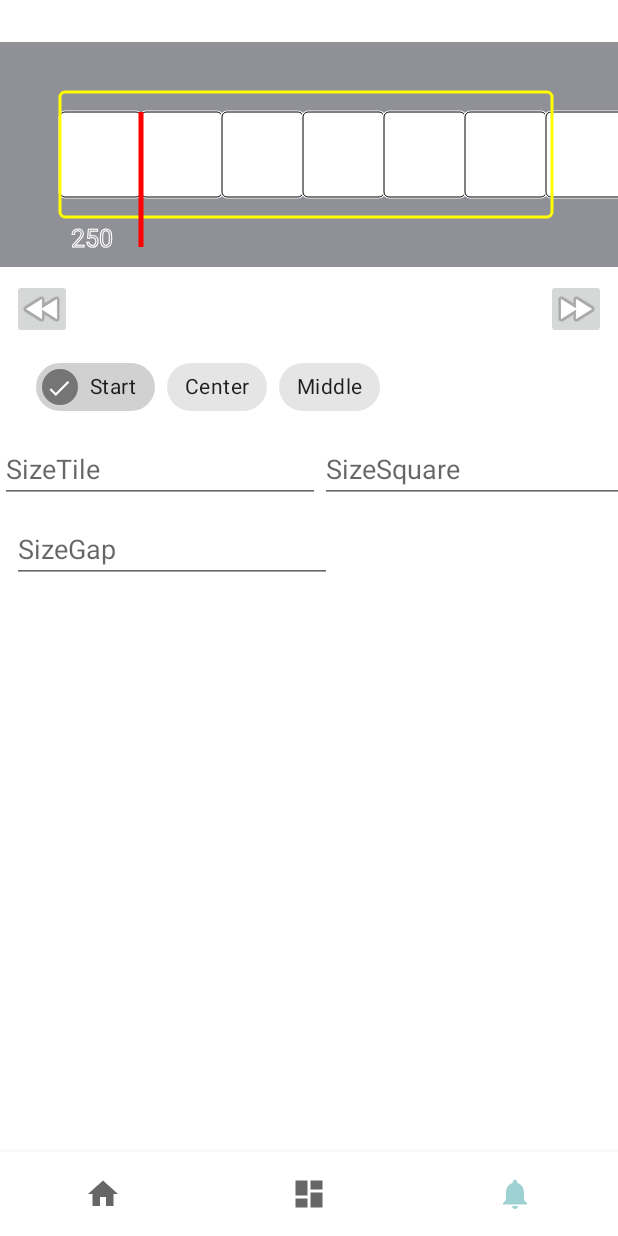
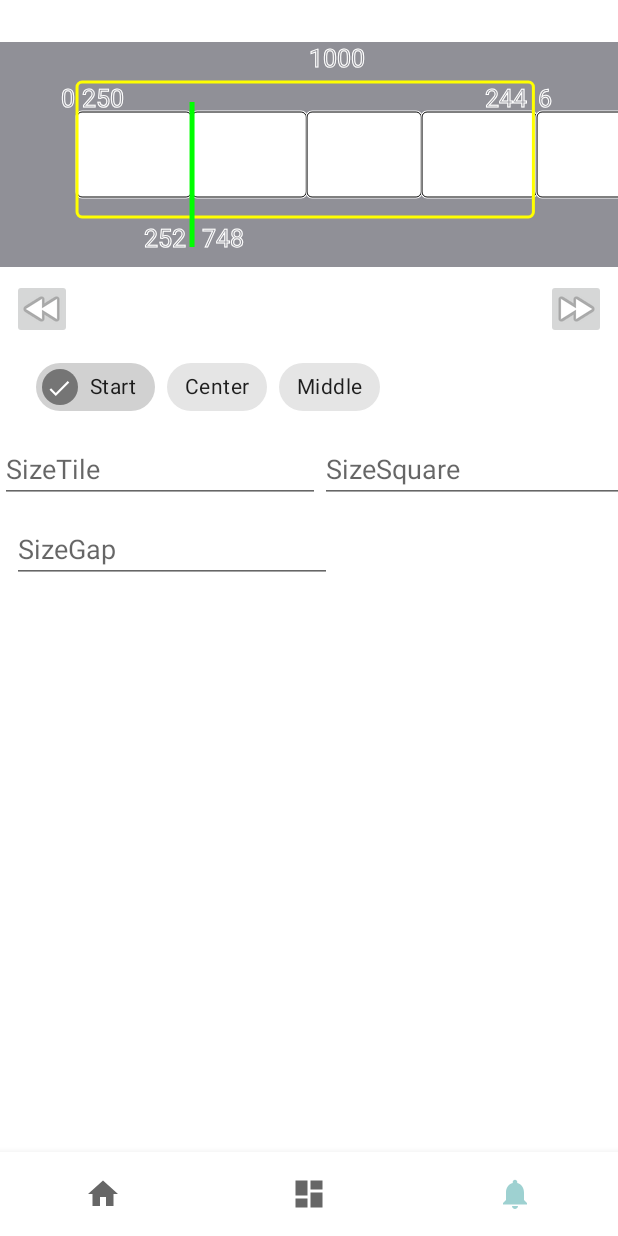
Before and after one commit to AndreyK1105/notePad-android, an Android app: the NotificationsFragment screen opened through its navigation route, on a phone screen of 412 x 824 dp. Run offline under Robolectric (Android 15) with nearby library versions, the phone set to English and light mode, and no system bars; our stand-ins replace navigation-ui.

Commit message:
text marker, text size partTile, remindTile

```diff
--- a/app/src/main/java/com/example/mynotepad/ui/notifications/DrawView.kt
+++ b/app/src/main/java/com/example/mynotepad/ui/notifications/DrawView.kt
@@ -29,27 +29,32 @@ class DrawView(context:Context, attrs:AttributeSet) : View(context,attrs) {
    // Log.v("a","drawView  amountTiles= $amountTiles" )
    var sizeTileDpWithGap=0//(width-40)/amountTiles
     var scale:Float =0f// sizeTileDpWithGap.toFloat()/(sizeTile.toFloat()+sizeGap.toFloat())
-    var sizeTileDp=0//sizeTile*scale
-    var sizeSquareDp=0//sizeSquare*scale
-    var sizeGapDp=0//sizeGap*scale
+    var sizeTileDp=0f//sizeTile*scale
+    var sizeSquareDp=0f//sizeSquare*scale
+    var sizeGapDp=0f//sizeGap*scale
 
 
 
     var leftSquare=0f//20f+sizeTileDp/2
     var rightSquare=0f//leftSquare+sizeSquareDp
-    val topSquare=50f
+    val topSquare=40f
     var bottomSquare=height-50f
     //val bottomSquare=width.coerceAtMost(height)/2f
 
-    val pts:FloatArray = floatArrayOf( 5f,10f, 25f,50f, 125f,50f,35f,80f)
+     var remainderTileStartSquare=0
+     var partTileStartSquare=0
+
+    var remainderTileEndtSquare=0
+    var partTileEndSquare=0
 
     var rightTile=0f//20f+sizeTileDp
     var topTile=70f
     var bottomTile=height-70f
-    private val topMarkerLineY=topTile
+    private val topMarkerLineY=topTile-10
     private var bottomMarkerLineY=bottomTile+30
     //private  var markerLineX=0f
     private var positionMarker=0f
+    private val atrib:Atrib=Atrib(sizeTile, sizeSquare, sizeGap, true, false, false )
 
 
 
@@ -62,9 +67,9 @@ amountTilesFl=sizeSquare/(sizeTile+sizeGap)+1
      amountTiles=amountTilesFl.roundToInt()
         sizeTileDpWithGap=(width-40)/amountTiles
         scale = sizeTileDpWithGap/(sizeTile+sizeGap)
-        sizeTileDp=(sizeTile*scale).toInt()
-        sizeSquareDp=(sizeSquare*scale).toInt()
-        sizeGapDp=(sizeGap*scale).toInt()
+        sizeTileDp=(sizeTile*scale)
+        sizeSquareDp=(sizeSquare*scale)
+        sizeGapDp=(sizeGap*scale)
 
         leftSquare=20f+sizeTileDp/2
         rightSquare=leftSquare+sizeSquareDp
@@ -77,21 +82,45 @@ amountTilesFl=sizeSquare/(sizeTile+sizeGap)+1
             rightSquare=leftSquare+sizeSquareDp
             leftTile=leftSquare
             rightTile=leftTile+sizeTileDp
+
+            remainderTileStartSquare=0
+            partTileStartSquare=sizeTile.roundToInt()
+
+            partTileEndSquare=(sizeSquare%(sizeTile+sizeGap)).roundToInt()
+            remainderTileEndtSquare=(sizeTile-partTileEndSquare).roundToInt()
+
+            Log.v("a","drawView  sizeSquare/(sizeTile+sizeGap)= ${sizeSquare / (sizeTile + sizeGap)}" )
         }else if(atrib.alignmentCenter){
             leftSquare=(width-sizeSquareDp.toFloat())/2
             rightSquare=leftSquare+sizeSquareDp
-            leftTile=(width/2)%sizeTileDp.toFloat()
+            //leftTile=(sizeSquareDp/2)%(sizeTileDp+sizeGapDp).toFloat()+leftSquare-sizeTileDp-sizeGapDp/2 // added -leftSquare
+            leftTile=((sizeSquare/2)%(sizeTile+sizeGap))*scale+leftSquare-sizeTileDp-sizeGapDp/2
             rightTile=leftTile+sizeTileDp
-            Log.v("a","drawView  leftTile= $leftTile" )
+           // Log.v("a","drawView  leftTile= $leftTile" )
+
+            partTileStartSquare=((sizeSquare/2)%(sizeTile+sizeGap)-sizeGap/2).roundToInt()
+            remainderTileStartSquare=(sizeTile-partTileStartSquare).roundToInt()
+
+            partTileEndSquare=partTileStartSquare
+            remainderTileEndtSquare=remainderTileStartSquare
         }else if(atrib.alignmentMiddle){
-            leftSquare=(width-sizeSquareDp.toFloat())/2
+            leftSquare=(width-sizeSquareDp)/2
             rightSquare=leftSquare+sizeSquareDp
-            leftTile=(width/2)%sizeTileDp.toFloat()-sizeTileDp/2
+            leftTile=(width/2)%(sizeTileDp+sizeGapDp)-sizeTileDp/2
             rightTile=leftTile+sizeTileDp
+
+            partTileStartSquare=(((sizeSquare/2-(sizeTile+sizeGap)/2))%(sizeTile+sizeGap)).roundToInt()
+            remainderTileStartSquare=(sizeTile-partTileStartSquare).roundToInt()
+
+            partTileEndSquare=partTileStartSquare
+            remainderTileEndtSquare=remainderTileStartSquare
         }
       //  markerLineX=rightTile
-        positionMarker=rightTile
+
+
+        positionMarker=rightTile+sizeGapDp
         bottomMarkerLineY=bottomTile+50
+
 //        topTile=40f
 //        bottomTile=height-40f
 
@@ -151,7 +180,12 @@ amountTilesFl=sizeSquare/(sizeTile+sizeGap)+1
         Log.v("a","drawView  sizeTileDp= $sizeTileDp" )
         // start setting parametr size tile, square
 
-        val atrib:Atrib= Atrib(250f, 1520f, 3f, false,false,true)
+        //val atrib:Atrib= Atrib(250f, 1000f, 2f, true,false,false)
+        atrib.sizeTile=250f
+        atrib.sizeSquare=1000f
+        atrib.sizeGap=2f
+        atrib.start()
+
 
         calcSize(atrib)
 
@@ -173,7 +207,7 @@ amountTilesFl=sizeSquare/(sizeTile+sizeGap)+1
         paintTailsStroke.strokeWidth=1f
 
         paintMarkerLine.style=Paint.Style.STROKE
-        paintMarkerLine.color=Color.RED
+        paintMarkerLine.color=Color.GREEN
         paintMarkerLine.strokeWidth=5f
 
         paintMarkerText.style=Paint.Style.STROKE
@@ -187,98 +221,114 @@ amountTilesFl=sizeSquare/(sizeTile+sizeGap)+1
         super.onDraw(canvas)
 
         if (scale<=0f){
-            val atrib=Atrib(sizeTile, sizeSquare, sizeGap,true,false, false  )
+           // val atrib=Atrib(sizeTile, sizeSquare, sizeGap,true,false, false  )
                     calcSize(atrib)
         }
 
 
-//        val amountTilesFl=sizeSquare.toFloat()/(sizeTile+sizeGap)+1
-//        val amountTiles=amountTilesFl.roundToInt()
-//        Log.v("a","drawView  amountTiles= $amountTiles" )
-//        val sizeTileDpWithGap=(width-40)/amountTiles
-//        val scale:Float = sizeTileDpWithGap.toFloat()/(sizeTile.toFloat()+sizeGap.toFloat())
-//        val sizeTileDp=sizeTile*scale
-//        val sizeSquareDp=sizeSquare*scale
-//        val sizeGapDp=sizeGap*scale
-//
-//
-//
-//        val leftSquare=20f+sizeTileDp/2
-//        val rightSquare=leftSquare+sizeSquareDp
-//        val topSquare=20f
-//        val bottomSquare=height-20f
-//
-//
-//        //val bottomSquare=width.coerceAtMost(height)/2f
-//
-//        val pts:FloatArray = floatArrayOf( 5f,10f, 25f,50f, 125f,50f,35f,80f)
-//
-//        val rightTile=20f+sizeTileDp
-//        val topTile=40f
-//        val bottomTile=height-40f
-//        canvas.drawRoundRect (leftSquare,topSquare,rightSquare,bottomSquare,5f,5f, paintSquare )
-//        Log.v("a","drawView  sizeTileDp= $sizeTileDp" )
-//        Log.v("a","drawView  sizeGapDp= $sizeGapDp" )
+
 for (i in 1..amountTiles){
     canvas.drawRoundRect (leftTile+sizeTileDp*(i-1)+sizeGapDp*(i-1),topTile,rightTile+sizeTileDp*(i-1)+sizeGapDp*(i-1),bottomTile,5f,5f, paintTails )
     canvas.drawRoundRect (leftTile+sizeTileDp*(i-1)+sizeGapDp*(i-1),topTile,rightTile+sizeTileDp*(i-1)+sizeGapDp*(i-1),bottomTile,5f,5f, paintTailsStroke )
 
-    Log.v("a","drawView  leftTile+sizeTileDp*(i-1)+2*i= ${leftTile + sizeTileDp * (i - 1) + 2 * i}" )
+
 
 }
         canvas.drawRoundRect (leftSquare,topSquare,rightSquare,bottomSquare,5f,5f, paintSquareBorder )
         canvas.drawLine(positionMarker, topMarkerLineY, positionMarker ,bottomMarkerLineY, paintMarkerLine)
 
-        canvas.drawText("${((positionMarker-leftSquare+sizeGapDp)/scale).roundToInt()}", positionMarker-70,height-20f,paintMarkerText)
+        //canvas.drawText("${((positionMarker-leftSquare+sizeGapDp)/scale).roundToInt()}", positionMarker-70,height-20f,paintMarkerText)
+        val textLeft=((positionMarker-leftSquare)/scale).roundToInt().toString()
+        val positionTextLeft=positionMarker-textLeft.length*16
+        canvas.drawText(textLeft, positionTextLeft,height-20f,paintMarkerText)
 
+        val textRight=(sizeSquare-((positionMarker-leftSquare)/scale)).roundToInt().toString()
+        canvas.drawText(textRight, positionMarker+10,height-20f,paintMarkerText)
+
+        val textPartTileEnd=partTileEndSquare.toString()
+        val positionTextPartTileEnd=rightSquare-textPartTileEnd.length*16
+
+        canvas.drawText(partTileEndSquare.toString(), positionTextPartTileEnd,topSquare+25f,paintMarkerText)
+        canvas.drawText(remainderTileEndtSquare.toString(), rightSquare+5,topSquare+25f,paintMarkerText)
+
+
+        val textRemaindTileStart=remainderTileStartSquare.toString()
+        val positionTextRemaindTileStart=leftSquare-textRemaindTileStart.length*16
+
+        canvas.drawText(textRemaindTileStart, positionTextRemaindTileStart,topSquare+25f,paintMarkerText)
+        canvas.drawText(partTileStartSquare.toString(), leftSquare+5,topSquare+25f,paintMarkerText)
+
+        canvas.drawText(sizeSquare.toInt().toString(), width/2f,25f,paintMarkerText)
 
 
     }
 
     fun setAlignmentStart(){
-        val atrib= Atrib(sizeTile, sizeSquare, sizeGap, alignmentStart = true, alignmentCenter = false, alignmentMiddle = false  )
+       // val atrib= Atrib(sizeTile, sizeSquare, sizeGap, alignmentStart = true, alignmentCenter = false, alignmentMiddle = false  )
+        atrib.start()
         calcSize(atrib)
         invalidate()
     }
 
     fun setAlignmentCenter(){
-        val atrib= Atrib(sizeTile, sizeSquare, sizeGap, alignmentStart = false, alignmentCenter = true, alignmentMiddle = false  )
+        //val atrib= Atrib(sizeTile, sizeSquare, sizeGap, alignmentStart = false, alignmentCenter = true, alignmentMiddle = false  )
+        atrib.centre()
         calcSize(atrib)
         invalidate()
     }
 
     fun setAlignmentMiddle(){
-        val atrib= Atrib(sizeTile, sizeSquare, sizeGap, alignmentStart = false, alignmentCenter = false, alignmentMiddle = true  )
+        //val atrib= Atrib(sizeTile, sizeSquare, sizeGap, alignmentStart = false, alignmentCenter = false, alignmentMiddle = true  )
+        atrib.middle()
         calcSize(atrib)
         invalidate()
     }
 
     fun changeTile(size:Float){
-        val atrib= Atrib(size, sizeSquare, sizeGap, alignmentStart = false, alignmentCenter = false, alignmentMiddle = true  )
+        //val atrib= Atrib(size, sizeSquare, sizeGap, alignmentStart = true, alignmentCenter = false, alignmentMiddle = false  )
+        atrib.sizeTile=size
         calcSize(atrib)
         invalidate()
     }
 
     fun changeSquare(size:Float){
-        val atrib= Atrib(sizeTile, size, sizeGap, alignmentStart = false, alignmentCenter = false, alignmentMiddle = true  )
+        //val atrib= Atrib(sizeTile, size, sizeGap, alignmentStart = true, alignmentCenter = false, alignmentMiddle = false  )
+        atrib.sizeSquare=size
         calcSize(atrib)
         //sizeSquare=size
 
         invalidate()
     }
     fun changeGap(size:Float){
-        val atrib= Atrib(sizeTile, sizeSquare, size, alignmentStart = false, alignmentCenter = false, alignmentMiddle = true  )
+        //val atrib= Atrib(sizeTile, sizeSquare, size, alignmentStart = true, alignmentCenter = false, alignmentMiddle = false  )
+        atrib.sizeGap=size
         calcSize(atrib)
         invalidate()
     }
     class Atrib(sizeTile:Float, sizeSquare:Float, sizeGap:Float, alignmentStart:Boolean, alignmentCenter:Boolean, alignmentMiddle:Boolean ) {
-        val sizeTile:Float=sizeTile
-        val sizeSquare:Float=sizeSquare
-        val sizeGap:Float=sizeGap
-        val alignmentStart:Boolean=alignmentStart
-        val alignmentCenter:Boolean=alignmentCenter
-        val alignmentMiddle:Boolean=alignmentMiddle
+        var sizeTile:Float=sizeTile
+        var sizeSquare:Float=sizeSquare
+        var sizeGap:Float=sizeGap
+        var alignmentStart:Boolean=alignmentStart
+        var alignmentCenter:Boolean=alignmentCenter
+        var alignmentMiddle:Boolean=alignmentMiddle
+fun start(){
+    alignmentStart=true
+    alignmentMiddle=false
+    alignmentCenter=false
+    }
 
+        fun centre(){
+            alignmentStart=false
+            alignmentMiddle=false
+            alignmentCenter=true
+        }
+
+        fun middle(){
+            alignmentStart=false
+            alignmentMiddle=true
+            alignmentCenter=false
+        }
 
     }
 
```
